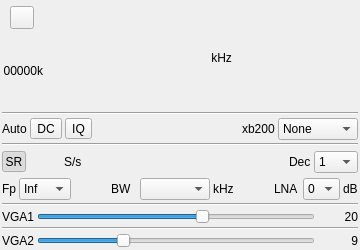
First picture: the form in plugins/samplesource/bladerf1input/bladerf1inputgui.ui, repository f4exb/sdrangel, before the edit.
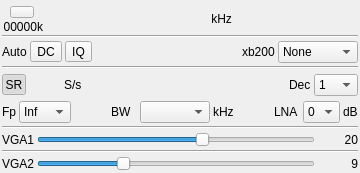
Second picture: the form after the edit. Icons and pictures are not drawn. Custom widgets are drawn as their Qt base class.

What changed in the file:
```diff
--- a/plugins/samplesource/bladerf1input/bladerf1inputgui.ui
+++ b/plugins/samplesource/bladerf1input/bladerf1inputgui.ui
@@ -7,11 +7,11 @@
     <x>0</x>
     <y>0</y>
     <width>360</width>
-    <height>250</height>
+    <height>173</height>
    </rect>
   </property>
   <property name="sizePolicy">
-   <sizepolicy hsizetype="Minimum" vsizetype="Minimum">
+   <sizepolicy hsizetype="Fixed" vsizetype="Fixed">
     <horstretch>0</horstretch>
     <verstretch>0</verstretch>
    </sizepolicy>
@@ -19,7 +19,13 @@
   <property name="minimumSize">
    <size>
     <width>360</width>
-    <height>0</height>
+    <height>173</height>
+   </size>
+  </property>
+  <property name="maximumSize">
+   <size>
+    <width>360</width>
+    <height>173</height>
    </size>
   </property>
   <property name="font">
@@ -684,17 +690,17 @@
   </layout>
  </widget>
  <customwidgets>
+  <customwidget>
+   <class>ButtonSwitch</class>
+   <extends>QToolButton</extends>
+   <header>gui/buttonswitch.h</header>
+  </customwidget>
   <customwidget>
    <class>ValueDial</class>
    <extends>QWidget</extends>
    <header>gui/valuedial.h</header>
    <container>1</container>
   </customwidget>
-  <customwidget>
-   <class>ButtonSwitch</class>
-   <extends>QToolButton</extends>
-   <header>gui/buttonswitch.h</header>
-  </customwidget>
  </customwidgets>
  <resources>
   <include location="../../../sdrgui/resources/res.qrc"/>
```
